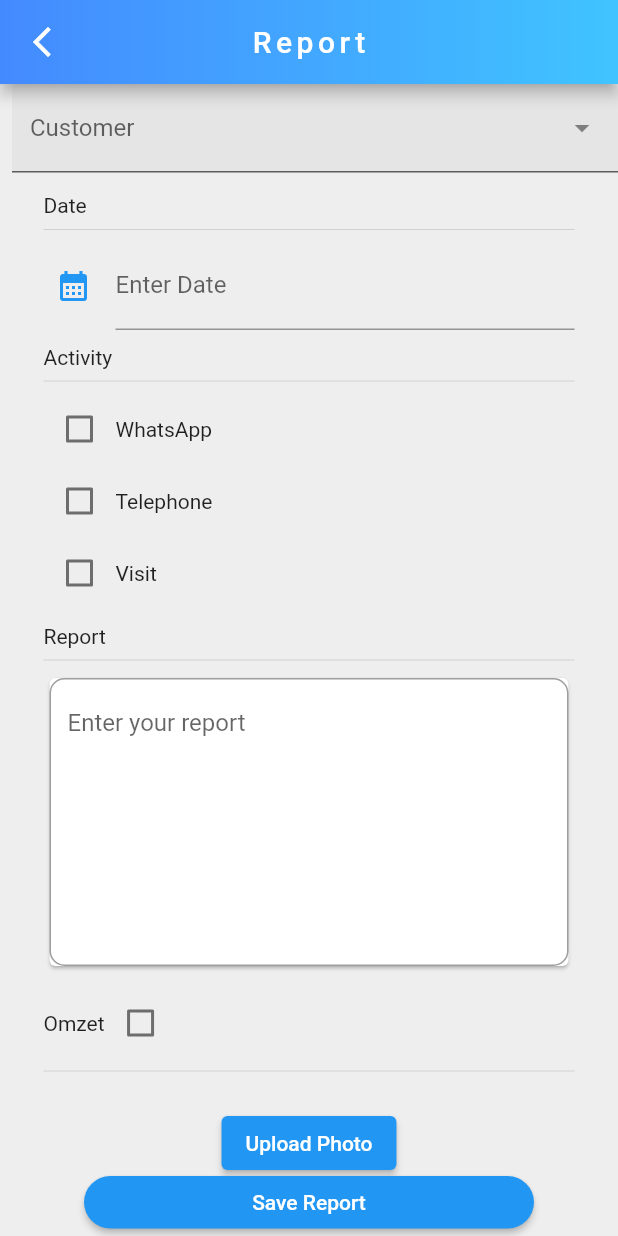
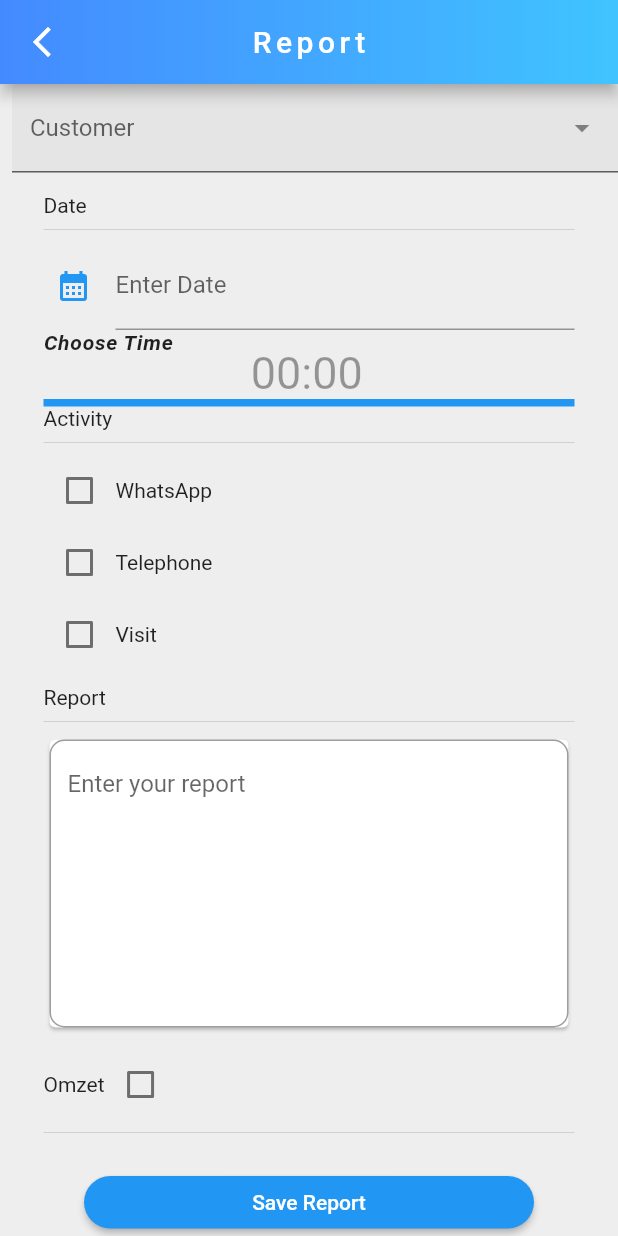
Before and after one commit to Pramuhdiana/POS-MOBILE-IOS-ANDROID, a Flutter app: the HomeReport screen opened directly, on a phone screen of 412 x 824 dp. Run offline on Flutter 3.47's test engine with Material 2 defaults, Android fonts, the phone set to English and light mode, and no system bars; drawn by our look-alikes of dropdown_search, rounded_loading_button; our stand-ins replace badges, cached_network_image, cloud_firestore, dio, firebase_core, firebase_messaging and 12 more; missing offline and left inert: cart_stepper, flutter_beep, flutter_gif, qr_code_scanner; accounts and stored records are empty.

Commit message:
configuration report CRM done by WS

```diff
--- a/lib/CRM/home_report.dart
+++ b/lib/CRM/home_report.dart
@@ -1,12 +1,13 @@
 // ignore_for_file: avoid_print, non_constant_identifier_names, sized_box_for_whitespace, depend_on_referenced_packages
 
+import 'dart:convert';
 import 'dart:io';
 import 'package:dio/dio.dart';
 import 'package:dropdown_search/dropdown_search.dart';
 import 'package:e_shop/api/api_constant.dart';
 import 'package:e_shop/database/db_alltransaksi.dart';
-import 'package:e_shop/global/currency_format.dart';
 import 'package:e_shop/global/global.dart';
+import 'package:e_shop/mainScreens/main_screen.dart';
 import 'package:e_shop/models/user_model.dart';
 import 'package:e_shop/widgets/custom_loading.dart';
 import 'package:flutter/material.dart';
@@ -55,9 +56,9 @@ class _HomeReportState extends State<HomeReport> {
   int? tlp = 0;
   int? visit = 0;
   String? resultValue = '';
-  String? toko;
-  String? selectedItemName;
-  String? selectedOmzet;
+  String? toko = '';
+  String? selectedItemName = '';
+  String? selectedOmzet = '';
   int? idtoko = 0;
   //text editing controller for text field
   final _formKey = GlobalKey<FormState>();
@@ -80,6 +81,7 @@ class _HomeReportState extends State<HomeReport> {
   late FToast fToast;
   @override
   void initState() {
+    _timeController.text = '00:00';
     fToast = FToast();
     fToast.init(context);
     dateinput.text = ""; //set the initial value of text field
@@ -114,8 +116,44 @@ class _HomeReportState extends State<HomeReport> {
       print("error while picking file.");
     }
   }
+//end image mult
 
-//end image mult
+// start date & time
+  // ignore: unused_field
+  String? _setTime = '';
+
+  String? _hour = '0', _minute = '0', _time = '0';
+
+  String? dateTime = '';
+
+  DateTime selectedDate = DateTime.now();
+
+  TimeOfDay selectedTime = const TimeOfDay(hour: 00, minute: 00);
+
+  final TextEditingController _timeController = TextEditingController();
+
+  Future<void> _selectTime(BuildContext context) async {
+    final TimeOfDay? picked = await showTimePicker(
+      context: context,
+      initialTime: selectedTime,
+    );
+    if (picked != null) {
+      setState(() {
+        selectedTime = picked;
+        _hour = selectedTime.hour.toString();
+        _minute = selectedTime.minute.toString();
+        _time = '$_hour:$_minute';
+        _timeController.text = _time!;
+        print(_timeController.text);
+        // _timeController.text = DateFormat(
+        //     DateTime(2019, 08, 1, selectedTime.hour, selectedTime.minute).toString(),
+        //     [hh, ':', nn, " ", am]).toString();
+      });
+    }
+  }
+
+//end date time
+
   @override
   Widget build(BuildContext context) {
     return Scaffold(
@@ -169,11 +207,10 @@ class _HomeReportState extends State<HomeReport> {
                     onChanged: (item) {
                       setState(() {
                         selectedOmzet = null;
-
+                        cek_omzet = false;
                         // print(text);
                         print('toko : ${item?.name}');
                         print('id  : ${item?.id}');
-                        print('diskonnya  : ${item?.diskon_customer}');
                         idtoko = item?.id; // menyimpan id toko
                         toko = item?.name; // menyimpan nama toko
                         cek_error_customer = 'customer oke';
@@ -261,6 +298,8 @@ class _HomeReportState extends State<HomeReport> {
                                   String formattedDate =
                                       DateFormat('dd-MM-yyyy')
                                           .format(pickedDate);
+                                  tanggal_aktivitas = DateFormat('yyyy-MM-dd')
+                                      .format(pickedDate);
                                   print(
                                       formattedDate); //formatted date output using intl package =>  2021-03-16
                                   //you can implement different kind of Date Format here according to your requirement
@@ -269,14 +308,16 @@ class _HomeReportState extends State<HomeReport> {
                                     cek_error_date = 'date oke';
                                     dateinput.text =
                                         formattedDate; //set output date to TextField value.
-                                    tanggal_aktivitas = pickedDate.toString();
+
+                                    // tanggal_aktivitas = pickedDate.toString();
                                   });
                                 } else {
                                   print("Date is not selected");
                                 }
                               },
-                            ))
+                            )),
                           ]),
+
                           if (cek_error_date == 'error date')
                             const Padding(
                               padding: EdgeInsets.only(right: 1),
@@ -290,10 +331,46 @@ class _HomeReportState extends State<HomeReport> {
                                 ),
                               ),
                             ),
+                          //time
+                          const Text(
+                            'Choose Time',
+                            style: TextStyle(
+                                fontStyle: FontStyle.italic,
+                                fontWeight: FontWeight.w600,
+                                letterSpacing: 0.5),
+                          ),
+                          InkWell(
+                            onTap: () {
+                              // Fluttertoast.showToast(msg: 'oke');
+                              _selectTime(context);
+                            },
+                            child: Container(
+                              margin: const EdgeInsets.only(top: 30),
+                              width: 15,
+                              height: 5,
+                              alignment: Alignment.center,
+                              decoration:
+                                  const BoxDecoration(color: Colors.blue),
+                              child: TextFormField(
+                                style: const TextStyle(fontSize: 30),
+                                textAlign: TextAlign.center,
+                                onSaved: (String? val) {
+                                  _setTime = val!;
+                                },
+                                enabled: false,
+                                keyboardType: TextInputType.text,
+                                controller: _timeController,
+                                decoration: const InputDecoration(
+                                  disabledBorder: UnderlineInputBorder(
+                                      borderSide: BorderSide.none),
+                                  // labelText: 'Time',
+                                  // contentPadding: EdgeInsets.all(5)
+                                ),
+                              ),
+                            ),
+                          ),
                           //wa
-                          const SizedBox(
-                            height: 10,
-                          ),
+
                           const Text("Activity"),
                           const Divider(),
                           Column(
@@ -362,6 +439,8 @@ class _HomeReportState extends State<HomeReport> {
                                               cek_error_activity =
                                                   'activity oke';
                                               cek_visit = value!;
+                                              cek_canvasing = false;
+                                              cek_kunjungan = false;
                                               cek_visit == true
                                                   ? idaktivitas = 3
                                                   : idaktivitas = 0;
@@ -373,7 +452,7 @@ class _HomeReportState extends State<HomeReport> {
                                     style: TextStyle(fontSize: 14.0),
                                   ),
                                   //kunjungan
-                                  if (visit != 0)
+                                  if (idaktivitas == 3)
                                     Checkbox(
                                       value: cek_kunjungan,
                                       onChanged: cek_canvasing == true
@@ -392,14 +471,14 @@ class _HomeReportState extends State<HomeReport> {
                                               });
                                             },
                                     ),
-                                  if (visit != 0)
+                                  if (idaktivitas == 3)
                                     const Text(
                                       'Kunjungan',
                                       style: TextStyle(fontSize: 14.0),
                                     ),
 
                                   //canvasing
-                                  if (visit != 0)
+                                  if (idaktivitas == 3)
                                     Checkbox(
                                       value: cek_canvasing,
                                       onChanged: cek_kunjungan == true
@@ -418,7 +497,7 @@ class _HomeReportState extends State<HomeReport> {
                                               });
                                             },
                                     ),
-                                  if (visit != 0)
+                                  if (idaktivitas == 3)
                                     const Text(
                                       'Canvasing',
                                       style: TextStyle(fontSize: 14.0),
@@ -496,7 +575,7 @@ class _HomeReportState extends State<HomeReport> {
                                     if (cek_omzet == true) {
                                       idomzet = 1;
                                       selectedOmzet = null;
-                                      omzetS.text = '';
+                                      omzetS.text = '0';
                                     } else {
                                       idomzet = 0;
                                     }
@@ -508,6 +587,26 @@ class _HomeReportState extends State<HomeReport> {
                                   :
                                   //no invoices
                                   DropdownButton(
+                                      icon: selectedOmzet == null
+                                          ? IconButton(
+                                              onPressed: () {},
+                                              icon: const Icon(
+                                                Icons.arrow_drop_down,
+                                                color: Colors.blue,
+                                              ),
+                                            )
+                                          : IconButton(
+                                              onPressed: () {
+                                                setState(() {
+                                                  selectedOmzet = null;
+                                                  omzetS.text = '0';
+                                                });
+                                              },
+                                              icon: const Icon(
+                                                Icons.cancel,
+                                                color: Colors.blue,
+                                              ),
+                                            ),
                                       underline: Container(
                                         height: 2,
                                         color: Colors.blue, //<-- SEE HERE
@@ -518,10 +617,8 @@ class _HomeReportState extends State<HomeReport> {
                                       onChanged: (value) {
                                         setState(() {
                                           selectedOmzet = value;
-                                          // CurrencyFormat.convertToIdr(
-                                          //         int.parse(resultValue!), 2)
-                                          //     .toString();
                                         });
+                                        //fungsi show value without builder
                                         DbAlltransaksi.db
                                             .getAllNominalTransaksi(
                                                 selectedOmzet)
@@ -530,6 +627,11 @@ class _HomeReportState extends State<HomeReport> {
                                               ? setState(() {
                                                   resultValue = '0';
                                                   omzetS.text = resultValue!;
+                                                  //CurrencyFormat
+                                                  //.convertToIdr(
+                                                  //int.parse(
+                                                  //resultValue!),
+                                                  //2);
                                                 })
                                               : setState(() {
                                                   resultValue =
@@ -538,6 +640,7 @@ class _HomeReportState extends State<HomeReport> {
                                                 });
                                         });
                                       },
+                                      //end of fungsi
                                       items: list,
                                     )
                             ],
@@ -565,7 +668,11 @@ class _HomeReportState extends State<HomeReport> {
                             mainAxisAlignment: MainAxisAlignment.center,
                             children: [
                               ElevatedButton(
+                                style: ElevatedButton.styleFrom(
+                                  backgroundColor: Colors.red,
+                                ),
                                 onPressed: () {
+                                  // null;
                                   // myAlert();
                                   Fluttertoast.showToast(msg: "Not Available");
                                   // openImages();
@@ -804,18 +911,44 @@ class _HomeReportState extends State<HomeReport> {
         cek_error_activity = 'error activity';
       });
       Future.delayed(const Duration(seconds: 1)).then((value) {
-        // btnController.success(); //sucses
         btnController.error(); //error
       });
     } else {
-      Future.delayed(const Duration(seconds: 1)).then((value) {
+      Future.delayed(const Duration(seconds: 1)).then((value) async {
+        // ignore: unnecessary_null_comparison
         btnController.success(); //sucses
-        postAPIreport();
-        Future.delayed(const Duration(seconds: 2)).then((value) {
-          btnController.reset(); //reset
+        await postAPIreport();
+        await sendMotificationToBc(fcmTokensandy);
+        Fluttertoast.showToast(msg: 'Report success');
+        Future.delayed(const Duration(seconds: 1)).then((value) {
+          Navigator.push(
+              context, MaterialPageRoute(builder: (c) => const MainScreen()));
         });
       });
     }
+  }
+
+//mengirim notif
+  sendMotificationToBc(tokenBC) {
+    String? bcName = sharedPreferences!.getString('name');
+    Map bodyNotification = {
+      'title': 'Report CRM',
+      'body':
+          '$bcName successfully made a report\nDetail report : ${reportinput.text}\nTotal omzet : ${omzetS.text}',
+      'sound': 'default'
+    };
+    Map<String, String> headersAPI = {
+      'Content-Type': 'application/json',
+      'Authorization': 'key=$fcmServerToken',
+    };
+    Map bodyAPI = {
+      'to': tokenBC,
+      'priority': 'high',
+      'notification': bodyNotification,
+      // 'data': dataMap,
+    };
+    http.post(Uri.parse("https://fcm.googleapis.com/fcm/send"),
+        headers: headersAPI, body: jsonEncode(bodyAPI));
   }
 
 //send data to DATABASE with API
@@ -824,12 +957,12 @@ class _HomeReportState extends State<HomeReport> {
     Map<String, String> body = {
       'user_id': id.toString(),
       'customer_id': idtoko.toString(),
-      'tanggal_aktivitas': tanggal_aktivitas,
+      'tanggal_aktivitas': '$tanggal_aktivitas ${_timeController.text}:00.000',
       'aktivitas_id': idaktivitas.toString(),
       'visit_id': idvisit.toString(),
       'hasil_aktivitas': idomzet.toString(),
       'nominal_hasil': omzetS.text,
-      'nomor_invoice': selectedOmzet!,
+      'nomor_invoice': selectedOmzet ?? '',
       'detail': reportinput.text
     };
     final response = await http.post(
```
